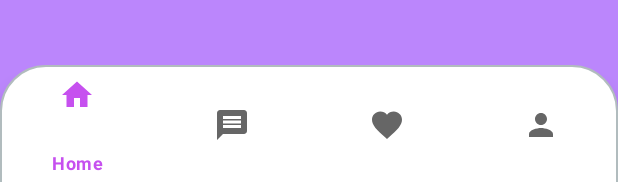
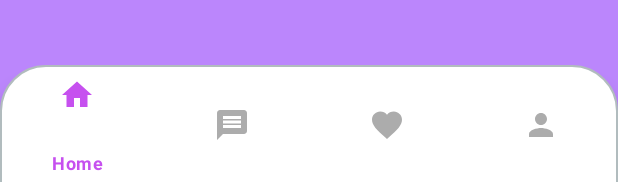
Before and after one commit to rkusnadiii/PETA, an Android app: the layout activity_main.xml on its own in the app's theme, with its tools: preview values and no code run, on a phone screen of 412 x 824 dp. Shown: the part 1051-1233 px from the top of the screen. Run offline under Robolectric (Android 15) with nearby library versions, the phone set to English and light mode, and no system bars.

Commit message:
bottom navbar fix

```diff
--- a/app/src/main/res/drawable/chat_icon.xml
+++ b/app/src/main/res/drawable/chat_icon.xml
@@ -1,5 +1,5 @@
 <vector android:height="24dp" android:tint="#ACACAC"
     android:viewportHeight="24" android:viewportWidth="24"
     android:width="24dp" xmlns:android="http://schemas.android.com/apk/res/android">
-    <path android:fillColor="#ACACAC" android:pathData="M20,2L4,2c-1.1,0 -1.99,0.9 -1.99,2L2,22l4,-4h14c1.1,0 2,-0.9 2,-2L22,4c0,-1.1 -0.9,-2 -2,-2zM18,14L6,14v-2h12v2zM18,11L6,11L6,9h12v2zM18,8L6,8L6,6h12v2z"/>
+    <path android:fillColor="@color/grey" android:pathData="M20,2L4,2c-1.1,0 -1.99,0.9 -1.99,2L2,22l4,-4h14c1.1,0 2,-0.9 2,-2L22,4c0,-1.1 -0.9,-2 -2,-2zM18,14L6,14v-2h12v2zM18,11L6,11L6,9h12v2zM18,8L6,8L6,6h12v2z"/>
 </vector>
--- a/app/src/main/res/drawable/favorite_icon.xml
+++ b/app/src/main/res/drawable/favorite_icon.xml
@@ -1,5 +1,5 @@
 <vector android:height="24dp" android:tint="#ACACAC"
     android:viewportHeight="24" android:viewportWidth="24"
     android:width="24dp" xmlns:android="http://schemas.android.com/apk/res/android">
-    <path android:fillColor="@android:color/white" android:pathData="M12,21.35l-1.45,-1.32C5.4,15.36 2,12.28 2,8.5 2,5.42 4.42,3 7.5,3c1.74,0 3.41,0.81 4.5,2.09C13.09,3.81 14.76,3 16.5,3 19.58,3 22,5.42 22,8.5c0,3.78 -3.4,6.86 -8.55,11.54L12,21.35z"/>
+    <path android:fillColor="@color/grey" android:pathData="M12,21.35l-1.45,-1.32C5.4,15.36 2,12.28 2,8.5 2,5.42 4.42,3 7.5,3c1.74,0 3.41,0.81 4.5,2.09C13.09,3.81 14.76,3 16.5,3 19.58,3 22,5.42 22,8.5c0,3.78 -3.4,6.86 -8.55,11.54L12,21.35z"/>
 </vector>
--- a/app/src/main/res/drawable/home_icon.xml
+++ b/app/src/main/res/drawable/home_icon.xml
@@ -1,5 +1,5 @@
 <vector android:height="24dp" android:tint="#ACACAC"
     android:viewportHeight="24" android:viewportWidth="24"
     android:width="24dp" xmlns:android="http://schemas.android.com/apk/res/android">
-    <path android:fillColor="@android:color/white" android:pathData="M10,20v-6h4v6h5v-8h3L12,3 2,12h3v8z"/>
+    <path android:fillColor="@color/grey" android:pathData="M10,20v-6h4v6h5v-8h3L12,3 2,12h3v8z"/>
 </vector>
--- a/app/src/main/res/drawable/profile_icon.xml
+++ b/app/src/main/res/drawable/profile_icon.xml
@@ -1,5 +1,5 @@
 <vector android:height="24dp" android:tint="#ACACAC"
     android:viewportHeight="24" android:viewportWidth="24"
     android:width="24dp" xmlns:android="http://schemas.android.com/apk/res/android">
-    <path android:fillColor="@android:color/white" android:pathData="M12,12c2.21,0 4,-1.79 4,-4s-1.79,-4 -4,-4 -4,1.79 -4,4 1.79,4 4,4zM12,14c-2.67,0 -8,1.34 -8,4v2h16v-2c0,-2.66 -5.33,-4 -8,-4z"/>
+    <path android:fillColor="@color/grey" android:pathData="M12,12c2.21,0 4,-1.79 4,-4s-1.79,-4 -4,-4 -4,1.79 -4,4 1.79,4 4,4zM12,14c-2.67,0 -8,1.34 -8,4v2h16v-2c0,-2.66 -5.33,-4 -8,-4z"/>
 </vector>
--- /dev/null
+++ b/app/src/main/res/drawable/tab_color.xml
@@ -0,0 +1,5 @@
+<?xml version="1.0" encoding="utf-8"?>
+<selector xmlns:android="http://schemas.android.com/apk/res/android">
+    <item android:color="@color/primary_color" android:state_checked="true"/>
+    <item android:color="@color/grey"/>
+</selector>
--- a/app/src/main/res/layout/activity_main.xml
+++ b/app/src/main/res/layout/activity_main.xml
@@ -22,6 +22,7 @@
         android:background="@drawable/layout_bg"
         android:layout_alignParentBottom="true"
         app:menu="@menu/bottom_nav_menu"
-        android:backgroundTint="@color/primary_color"/>
+        app:itemIconTint="@drawable/tab_color"
+        app:itemTextColor="@drawable/tab_color"/>
 
 </RelativeLayout>
--- a/app/src/main/res/values/colors.xml
+++ b/app/src/main/res/values/colors.xml
@@ -1,6 +1,7 @@
 <?xml version="1.0" encoding="utf-8"?>
 <resources>
     <color name="backgroud">#FFBB86FC</color>
+    <color name="grey">#ACACAC</color>
     <color name="primary_color">#C650EF</color>
     <color name="seconday_color">#FF3700B3</color>
     <color name="teal_200">#FF03DAC5</color>
```
Also changed, not shown: app/src/main/java/com/example/myapplication/MainActivity.java (+26 -12 lines), 34 other files.
